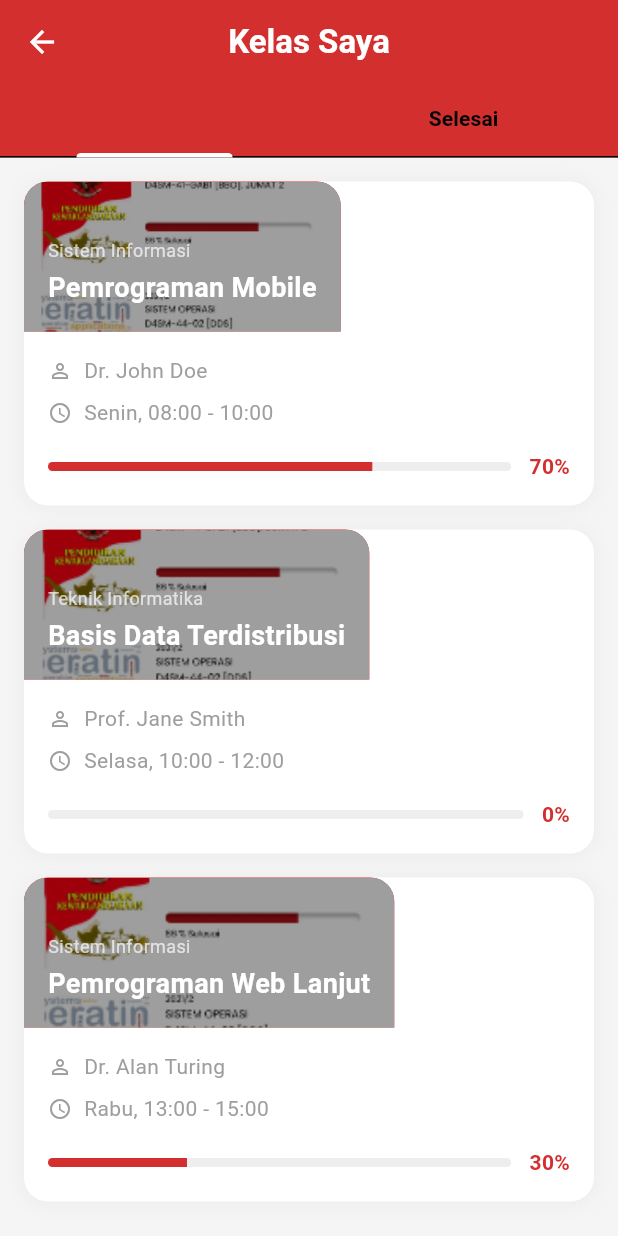
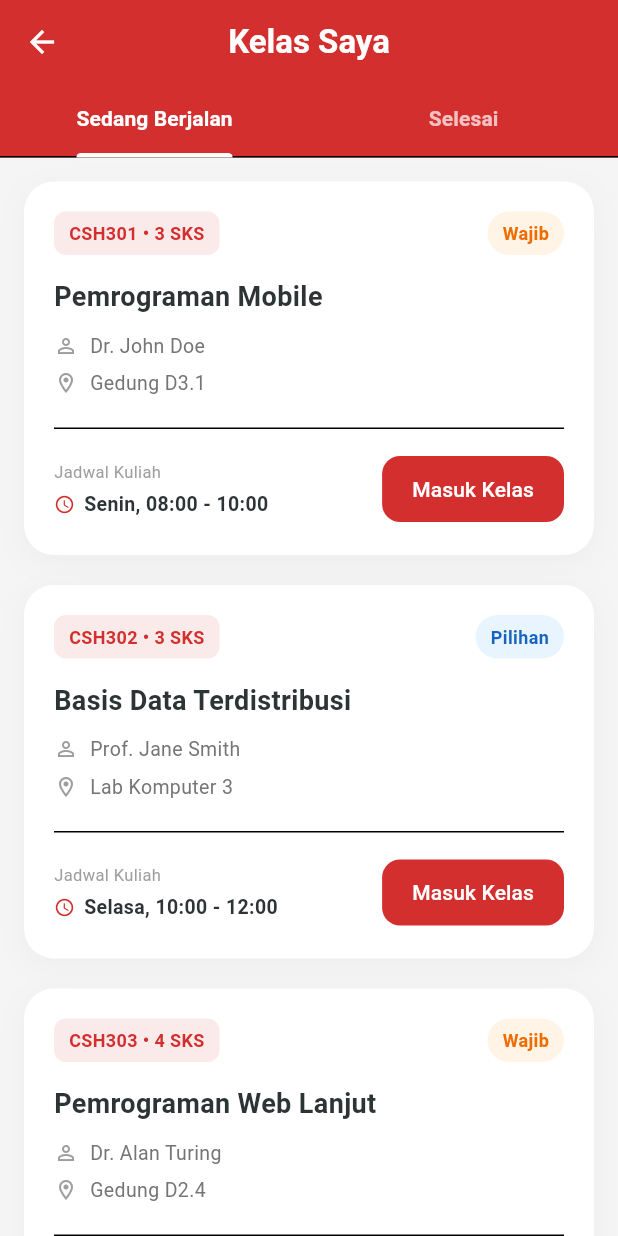
Before and after one commit to mohalimurtado/eduflow, a Flutter app: the MyClassesScreen screen opened directly, on a phone screen of 412 x 824 dp. Run offline on Flutter 3.47's test engine with Material 3 defaults, Android fonts, the phone set to English and light mode, and no system bars.

Commit message:
UI Upgrade: Enhanced My Classes Screen with premium card design and added details (SKS, Code, Type)

```diff
--- a/lib/screens/my_classes_screen.dart
+++ b/lib/screens/my_classes_screen.dart
@@ -34,11 +34,15 @@ class _MyClassesScreenState extends State<MyClassesScreen> with SingleTickerProv
           style: TextStyle(fontWeight: FontWeight.bold),
         ),
         centerTitle: true,
+        backgroundColor: AppColors.primary,
+        foregroundColor: Colors.white,
         bottom: TabBar(
           controller: _tabController,
           indicatorColor: Colors.white,
           indicatorWeight: 3,
           labelStyle: const TextStyle(fontWeight: FontWeight.bold),
+          labelColor: Colors.white,
+          unselectedLabelColor: Colors.white70,
           tabs: const [
             Tab(text: 'Sedang Berjalan'),
             Tab(text: 'Selesai'),
@@ -51,37 +55,49 @@ class _MyClassesScreenState extends State<MyClassesScreen> with SingleTickerProv
           _buildClassList([
             _ClassData(
               'Pemrograman Mobile',
+              'CSH301',
+              3,
               'Sistem Informasi',
               70,
               'Senin, 08:00 - 10:00',
               'Gedung D3.1',
               'Dr. John Doe',
+              'Wajib',
             ),
              _ClassData(
               'Basis Data Terdistribusi',
+              'CSH302',
+              3,
               'Teknik Informatika',
               0, // 0% progress
               'Selasa, 10:00 - 12:00',
               'Lab Komputer 3',
               'Prof. Jane Smith',
+              'Pilihan',
             ),
              _ClassData(
               'Pemrograman Web Lanjut',
+              'CSH303',
+              4,
               'Sistem Informasi',
               30,
               'Rabu, 13:00 - 15:00',
               'Gedung D2.4',
               'Dr. Alan Turing',
+              'Wajib',
             ),
           ]),
           _buildClassList([
             _ClassData(
               'Algoritma & Pemrograman',
+              'CSH201',
+              4,
               'Sistem Informasi',
               100, // Completed
               'Selesai',
               '-',
               'Dr. Grace Hopper',
+              'Wajib',
             ),
           ]),
         ],
@@ -102,19 +118,22 @@ class _MyClassesScreenState extends State<MyClassesScreen> with SingleTickerProv
 
   Widget _buildClassCard(_ClassData data) {
     return Container(
-      margin: const EdgeInsets.only(bottom: 16),
+      margin: const EdgeInsets.only(bottom: 20),
       decoration: BoxDecoration(
         color: Colors.white,
-        borderRadius: BorderRadius.circular(16),
+        borderRadius: BorderRadius.circular(20),
         boxShadow: [
           BoxShadow(
-            color: Colors.grey.withOpacity(0.1),
-            spreadRadius: 1,
-            blurRadius: 10,
-            offset: const Offset(0, 1),
+            color: Colors.grey.withOpacity(0.08),
+            spreadRadius: 2,
+            blurRadius: 15,
+            offset: const Offset(0, 5),
           ),
         ],
       ),
+      child: Material(
+        color: Colors.transparent,
+        borderRadius: BorderRadius.circular(20),
         child: InkWell(
           onTap: () {
             Navigator.push(
@@ -124,97 +143,120 @@ class _MyClassesScreenState extends State<MyClassesScreen> with SingleTickerProv
               ),
             );
           },
-        borderRadius: BorderRadius.circular(16),
+          borderRadius: BorderRadius.circular(20),
+          child: Padding(
+            padding: const EdgeInsets.all(20),
             child: Column(
               crossAxisAlignment: CrossAxisAlignment.start,
               children: [
-            // Header Image / Color
+                // Top Row: Code & Badge
+                Row(
+                  mainAxisAlignment: MainAxisAlignment.spaceBetween,
+                  children: [
                     Container(
-              height: 100,
-              decoration: const BoxDecoration(
-                color: AppColors.primaryDark, // Fallback if no image
-                borderRadius: BorderRadius.vertical(top: Radius.circular(16)),
-                image: DecorationImage(
-                  image: AssetImage('assets/images/home_dashboard.png'), // Placeholder using generic
-                  fit: BoxFit.cover,
-                  colorFilter: ColorFilter.mode(Colors.black38, BlendMode.darken),
+                      padding: const EdgeInsets.symmetric(horizontal: 10, vertical: 6),
+                      decoration: BoxDecoration(
+                        color: AppColors.primary.withOpacity(0.1),
+                        borderRadius: BorderRadius.circular(8),
                       ),
-              ),
-            padding: const EdgeInsets.all(16),
-            child: Column(
-              crossAxisAlignment: CrossAxisAlignment.start,
-              mainAxisAlignment: MainAxisAlignment.end,
-              children: [
-                Text(
-                  data.category,
+                      child: Text(
+                        '${data.code} • ${data.sks} SKS',
                         style: const TextStyle(
-                    color: Colors.white70,
+                          color: AppColors.primary,
+                          fontWeight: FontWeight.bold,
                           fontSize: 12,
                         ),
                       ),
-                const SizedBox(height: 4),
-                Text(
-                  data.title,
-                  style: const TextStyle(
-                    color: Colors.white,
-                    fontSize: 18,
-                    fontWeight: FontWeight.bold,
+                    ),
+                    Container(
+                      padding: const EdgeInsets.symmetric(horizontal: 10, vertical: 6),
+                      decoration: BoxDecoration(
+                        color: data.type == 'Wajib' ? Colors.orange.withOpacity(0.1) : Colors.blue.withOpacity(0.1),
+                        borderRadius: BorderRadius.circular(20),
+                      ),
+                      child: Text(
+                        data.type,
+                        style: TextStyle(
+                          color: data.type == 'Wajib' ? Colors.orange[800] : Colors.blue[800],
+                          fontWeight: FontWeight.w600,
+                          fontSize: 12,
+                        ),
                       ),
                     ),
                   ],
                 ),
+
+                const SizedBox(height: 16),
+
+                // Title
+                Text(
+                  data.title,
+                  style: const TextStyle(
+                    fontSize: 18,
+                    fontWeight: FontWeight.bold,
+                    color: Color(0xFF2D3436),
+                    height: 1.3,
+                  ),
                 ),
 
-          // Body
-          Padding(
-            padding: const EdgeInsets.all(16),
-            child: Column(
-              children: [
+                const SizedBox(height: 12),
+
+                // Lecturer & Location
                 Row(
                   children: [
                     const Icon(Icons.person_outline, size: 16, color: Colors.grey),
                     const SizedBox(width: 8),
-                    Text(
+                    Expanded(
+                      child: Text(
                         data.lecturer,
-                      style: const TextStyle(fontSize: 14, color: Colors.grey),
+                        style: TextStyle(color: Colors.grey[600], fontSize: 13),
+                        overflow: TextOverflow.ellipsis,
+                      ),
                     ),
                   ],
                 ),
-                const SizedBox(height: 8),
+                const SizedBox(height: 6),
                 Row(
                   children: [
-                    const Icon(Icons.schedule, size: 16, color: Colors.grey),
+                    const Icon(Icons.location_on_outlined, size: 16, color: Colors.grey),
                     const SizedBox(width: 8),
-                    Text(
-                      data.schedule,
-                      style: const TextStyle(fontSize: 14, color: Colors.grey),
+                    Expanded(
+                      child: Text(
+                        data.location,
+                        style: TextStyle(color: Colors.grey[600], fontSize: 13),
+                        overflow: TextOverflow.ellipsis,
+                      ),
                     ),
                   ],
                 ),
+
+                const SizedBox(height: 20),
+                const Divider(height: 1),
                 const SizedBox(height: 16),
 
-                // Progress
+                // Schedule & Action
+                Row(
+                  mainAxisAlignment: MainAxisAlignment.spaceBetween,
+                  children: [
+                    Expanded(
+                      child: Column(
+                        crossAxisAlignment: CrossAxisAlignment.start,
+                        children: [
+                          const Text(
+                            'Jadwal Kuliah',
+                            style: TextStyle(fontSize: 11, color: Colors.grey),
+                          ),
+                          const SizedBox(height: 4),
                           Row(
                             children: [
-                    Expanded(
-                      child: ClipRRect(
-                        borderRadius: BorderRadius.circular(4),
-                        child: LinearProgressIndicator(
-                          value: data.progress / 100,
-                          backgroundColor: Colors.grey[200],
-                          valueColor: AlwaysStoppedAnimation<Color>(
-                            data.progress == 100 ? AppColors.success : AppColors.primary,
-                          ),
-                          minHeight: 6,
-                        ),
-                      ),
-                    ),
-                    const SizedBox(width: 12),
+                              Icon(Icons.access_time_rounded, size: 14, color: AppColors.primary),
+                              const SizedBox(width: 6),
                               Text(
-                      '${data.progress}%',
-                      style: TextStyle(
-                        fontWeight: FontWeight.bold,
-                        color: data.progress == 100 ? AppColors.success : AppColors.primary,
+                                data.schedule,
+                                style: const TextStyle(
+                                  fontSize: 13,
+                                  fontWeight: FontWeight.w600,
+                                  color: Color(0xFF2D3436),
                                 ),
                               ),
                             ],
@@ -222,7 +264,31 @@ class _MyClassesScreenState extends State<MyClassesScreen> with SingleTickerProv
                         ],
                       ),
                     ),
+                    ElevatedButton(
+                      onPressed: () {
+                        Navigator.push(
+                          context,
+                          MaterialPageRoute(
+                            builder: (context) => CourseDetailScreen(courseTitle: data.title),
+                          ),
+                        );
+                      },
+                      style: ElevatedButton.styleFrom(
+                        backgroundColor: AppColors.primary,
+                        foregroundColor: Colors.white,
+                        elevation: 0,
+                        shape: RoundedRectangleBorder(
+                          borderRadius: BorderRadius.circular(12),
+                        ),
+                        padding: const EdgeInsets.symmetric(horizontal: 20, vertical: 12),
+                      ),
+                      child: const Text('Masuk Kelas'),
+                    ),
                   ],
+                ),
+              ],
+            ),
+          ),
         ),
       ),
     );
@@ -231,11 +297,24 @@ class _MyClassesScreenState extends State<MyClassesScreen> with SingleTickerProv
 
 class _ClassData {
   final String title;
+  final String code;
+  final int sks;
   final String category;
   final int progress;
   final String schedule;
   final String location;
   final String lecturer;
+  final String type;
 
-  _ClassData(this.title, this.category, this.progress, this.schedule, this.location, this.lecturer);
+  _ClassData(
+    this.title,
+    this.code,
+    this.sks,
+    this.category,
+    this.progress,
+    this.schedule,
+    this.location,
+    this.lecturer,
+    this.type
+  );
 }
```
Lines whose indentation alone changed are shown as unchanged.
